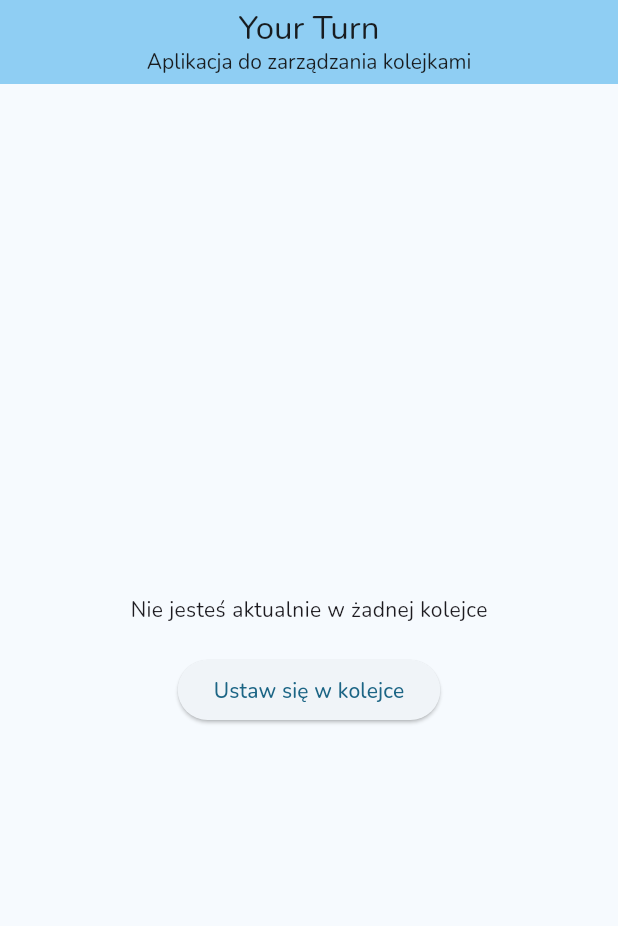
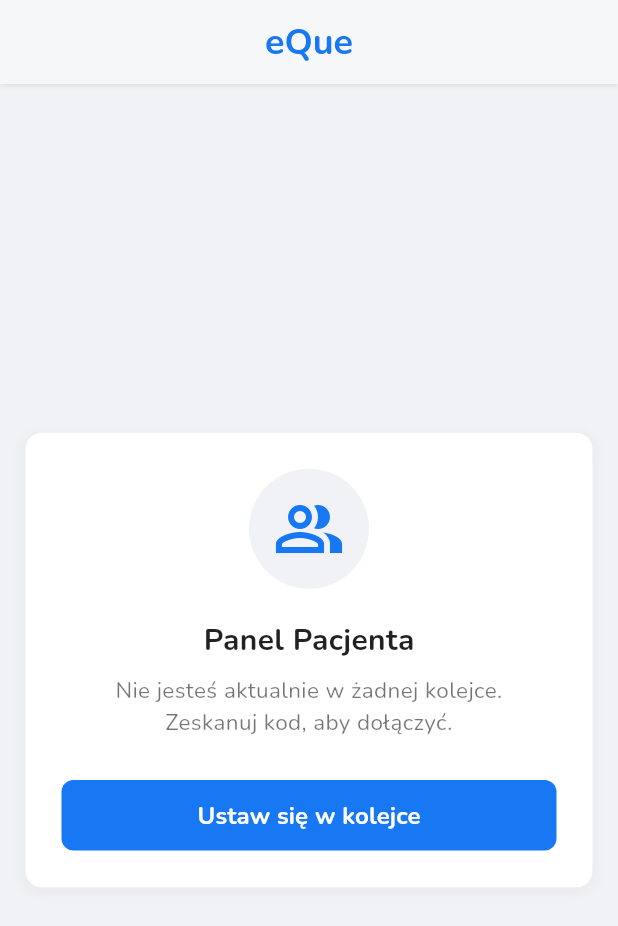
Before and after one commit to gregg1906/eQue, a Flutter app: the screen it shows after launch, on a phone screen of 412 x 824 dp. Shown: the top 926 px of the screen. Run offline on Flutter 3.47's test engine with Material 3 defaults, Android fonts, the light colour scheme and no system bars; our stand-ins replace camera, google_fonts.

Commit message:
dostosowanie wyglądu aplikacji mobilnej do webowej

```diff
--- a/mobile/lib/main.dart
+++ b/mobile/lib/main.dart
@@ -18,22 +18,70 @@ class MyApp extends StatelessWidget {
 
   @override
   Widget build(BuildContext context) {
+    // Definiujemy kolory z Twojego kodu webowego (Tailwind)
+    const primaryBlue = Color(0xFF1877F2); // Główny niebieski
+    const bgColor = Color(0xFFF0F2F5);     // Jasnoszare tło (FB style)
+
     return MaterialApp(
-      title: 'Your Turn',
+      title: 'eQue',
       theme: ThemeData(
+        scaffoldBackgroundColor: bgColor, // Tło całej aplikacji
         textTheme: GoogleFonts.nunitoTextTheme(Theme.of(context).textTheme),
-        colorScheme: ColorScheme.fromSeed(seedColor: Colors.lightBlueAccent),
+        colorScheme: ColorScheme.fromSeed(
+          seedColor: primaryBlue,
+          primary: primaryBlue,
         ),
-      home: MyHomePage(title: 'Your Turn', camera: camera),
+
+        // 1. Stylizacja paska górnego (biały z niebieskim tekstem)
+        appBarTheme: const AppBarTheme(
+          backgroundColor: Colors.white,
+          foregroundColor: Colors.black87,
+          elevation: 1,
+          shadowColor: Colors.black26,
+          centerTitle: true,
+        ),
+
+        // 2. Stylizacja głównych przycisków
+        elevatedButtonTheme: ElevatedButtonThemeData(
+          style: ElevatedButton.styleFrom(
+            backgroundColor: primaryBlue,
+            foregroundColor: Colors.white,
+            elevation: 0,
+            shape: RoundedRectangleBorder(
+              borderRadius: BorderRadius.circular(8), // rounded-md
+            ),
+            padding: const EdgeInsets.symmetric(horizontal: 20, vertical: 12),
+          ),
+        ),
+
+        // 3. Stylizacja przycisków pobocznych (np. Anuluj)
+        textButtonTheme: TextButtonThemeData(
+          style: TextButton.styleFrom(
+            foregroundColor: Colors.grey.shade700, // Ciemnoszary tekst
+            shape: RoundedRectangleBorder(
+              borderRadius: BorderRadius.circular(8),
+            ),
+          ),
+        ),
+
+        // 4. Stylizacja okienek (Dialogów)
+        dialogTheme: DialogThemeData(
+          backgroundColor: Colors.white,
+          shape: RoundedRectangleBorder(
+            borderRadius: BorderRadius.circular(12), // rounded-xl
+            side: BorderSide(color: Colors.grey.shade200), // border-gray-200
+          ),
+        ),
+      ),
+      home: MyHomePage(camera: camera),
     );
   }
 }
 
 class MyHomePage extends StatefulWidget {
-  final String title;
   final CameraDescription camera;
 
-  const MyHomePage({super.key, required this.title, required this.camera});
+  const MyHomePage({super.key, required this.camera});
 
   @override
   State<MyHomePage> createState() => _MyHomePageState();
@@ -45,27 +93,76 @@ class _MyHomePageState extends State<MyHomePage> {
   Widget build(BuildContext context) {
     return Scaffold(
       appBar: AppBar(
-        centerTitle: true,
-        backgroundColor: Theme.of(context).colorScheme.inversePrimary,
-        title: Column(
-          children: [
-            Text(widget.title),
-            const Text(
-              'Aplikacja do zarządzania kolejkami',
-              style: TextStyle(fontSize: 14),
-            )
-          ],
+        title: const Text(
+          'eQue',
+          style: TextStyle(
+            color: Color(0xFF1877F2), // Niebieski napis na białym tle
+            fontWeight: FontWeight.bold,
+            fontSize: 24,
+          ),
         ),
       ),
       body: Center(
+        child: Padding(
+          padding: const EdgeInsets.all(16.0),
+          // BIAŁA KARTA (Odpowiednik: bg-white p-6 shadow-sm border border-gray-200 rounded-xl z web)
+          child: Container(
+            width: double.infinity,
+            padding: const EdgeInsets.all(24),
+            decoration: BoxDecoration(
+              color: Colors.white,
+              borderRadius: BorderRadius.circular(12),
+              border: Border.all(color: Colors.grey.shade200),
+              boxShadow: [
+                BoxShadow(
+                  color: Colors.black.withValues(alpha: 0.04),
+                  blurRadius: 8,
+                  offset: const Offset(0, 2),
+                ),
+              ],
+            ),
             child: Column(
+              mainAxisSize: MainAxisSize.min, // Karta dopasowuje wysokość do zawartości
               mainAxisAlignment: MainAxisAlignment.center,
               children: [
-            const Text('Nie jesteś aktualnie w żadnej kolejce'),
+                // Ikonka dla ładniejszego wyglądu
+                Container(
+                  padding: const EdgeInsets.all(16),
+                  decoration: BoxDecoration(
+                    color: const Color(0xFFF0F2F5),
+                    borderRadius: BorderRadius.circular(50),
+                  ),
+                  child: const Icon(
+                    Icons.people_alt_outlined,
+                    size: 48,
+                    color: Color(0xFF1877F2),
+                  ),
+                ),
                 const SizedBox(height: 20),
-            ElevatedButton(
+
+                const Text(
+                  'Panel Pacjenta',
+                  style: TextStyle(
+                    fontSize: 20,
+                    fontWeight: FontWeight.bold,
+                    color: Colors.black87,
+                  ),
+                ),
+                const SizedBox(height: 8),
+                const Text(
+                  'Nie jesteś aktualnie w żadnej kolejce.\nZeskanuj kod, aby dołączyć.',
+                  textAlign: TextAlign.center,
+                  style: TextStyle(
+                    fontSize: 15,
+                    color: Colors.black54, // Odpowiednik text-gray-500
+                  ),
+                ),
+                const SizedBox(height: 28),
+
+                SizedBox(
+                  width: double.infinity, // Przycisk na całą szerokość karty
+                  child: ElevatedButton(
                     onPressed: () {
-                // Wywołujemy nasz własny widget okienka i przekazujemy mu aparat!
                       showDialog(
                         context: context,
                         builder: (BuildContext context) {
@@ -73,9 +170,15 @@ class _MyHomePageState extends State<MyHomePage> {
                         },
                       );
                     },
-              child: const Text('Ustaw się w kolejce'),
+                    child: const Text(
+                      'Ustaw się w kolejce',
+                      style: TextStyle(fontSize: 16, fontWeight: FontWeight.bold),
+                    ),
+                  ),
                 )
               ],
+            ),
+          ),
         ),
       ),
     );
@@ -83,7 +186,7 @@ class _MyHomePageState extends State<MyHomePage> {
 }
 
 // ============================================================
-// NASZE WŁASNE OKIENKO ZE SKANEREM (StatefulWidget)
+// NASZE WŁASNE OKIENKO ZE SKANEREM
 // ============================================================
 class SkanerDialog extends StatefulWidget {
   final CameraDescription camera;
@@ -102,34 +205,37 @@ class _SkanerDialogState extends State<SkanerDialog> {
     super.initState();
     _controller = CameraController(
       widget.camera,
-      ResolutionPreset.medium, // Średnia jakość w zupełności wystarczy do kodów QR
+      ResolutionPreset.medium,
     );
     _initializeControllerFuture = _controller.initialize();
   }
 
-  // To najważniejsza funkcja! Kiedy użytkownik zamyka okienko (klika "Anuluj" lub tło),
-  // aparat jest bezpiecznie wyłączany.
   @override
   void dispose() {
     _controller.dispose();
     super.dispose();
   }
 
-  void _qrTextCode(BuildContext context){
-  final TextEditingController codeController = TextEditingController();
-  Navigator.of(context).pop();
+  void _pokazOkienkoReczne(BuildContext glownyContext) {
+    final TextEditingController kodController = TextEditingController();
+
+    Navigator.of(glownyContext).pop();
+
     showDialog(
-      context: context,
+      context: glownyContext,
       builder: (BuildContext context) {
         return AlertDialog(
-          title: const Text('Wprowadź kod ręcznie'),
+          title: const Text('Wprowadź kod ręcznie', style: TextStyle(fontWeight: FontWeight.bold)),
           content: TextField(
-            controller: codeController, // Tutaj podpinamy nasz kontroler
+            controller: kodController,
             decoration: InputDecoration(
-              hintText: 'Wpisz swój kod...',
-              prefixIcon: const Icon(Icons.keyboard),
+              hintText: 'Wpisz kod np. A12...',
+              prefixIcon: const Icon(Icons.keyboard, color: Colors.grey),
+              filled: true,
+              fillColor: const Color(0xFFF0F2F5), // Tło pola tekstowego pod styl webowy
               border: OutlineInputBorder(
-                borderRadius: BorderRadius.circular(12),
+                borderRadius: BorderRadius.circular(8),
+                borderSide: BorderSide.none, // Ukrywamy czarną ramkę, zostawiamy tło
               ),
             ),
           ),
@@ -142,8 +248,6 @@ class _SkanerDialogState extends State<SkanerDialog> {
             ),
             ElevatedButton(
               onPressed: () {
-                final String wpisanyKod =codeController.text;
-                print('Użytkownik wpisał kod: $wpisanyKod');
                 Navigator.of(context).pop();
               },
               child: const Text('Zatwierdź'),
@@ -157,22 +261,18 @@ class _SkanerDialogState extends State<SkanerDialog> {
   @override
   Widget build(BuildContext context) {
     return AlertDialog(
-      title: const Text('Zeskanuj kod QR', textAlign: TextAlign.center),
-      // Używamy SizedBox, żeby ograniczyć wielkość aparatu w okienku
+      title: const Text('Zeskanuj kod QR', textAlign: TextAlign.center, style: TextStyle(fontWeight: FontWeight.bold)),
       content: SizedBox(
         width: 300,
         height: 300,
-        // ClipRRect zaokrągla rogi naszego aparatu, żeby wyglądał elegancko
         child: ClipRRect(
-          borderRadius: BorderRadius.circular(12),
+          borderRadius: BorderRadius.circular(8), // Zmniejszone zaokrąglenie aparatu
           child: FutureBuilder<void>(
             future: _initializeControllerFuture,
             builder: (context, snapshot) {
               if (snapshot.connectionState == ConnectionState.done) {
-                // Jeśli gotowe - pokazujemy podgląd
                 return CameraPreview(_controller);
               } else {
-                // Kręciołek podczas włączania aparatu
                 return const Center(child: CircularProgressIndicator());
               }
             },
@@ -182,12 +282,12 @@ class _SkanerDialogState extends State<SkanerDialog> {
       actions: [
         TextButton(
           onPressed: () {
-            _qrTextCode(context);
+            _pokazOkienkoReczne(context);
           },
-          child: const Text('Dodaj kod ręcznie'),
+          child: const Text('Dodaj ręcznie', style: TextStyle(fontWeight: FontWeight.w600)),
         ),
         TextButton(
-          onPressed: (){
+          onPressed: () {
             Navigator.of(context).pop();
           },
           child: const Text('Anuluj'),
```
Also changed, not shown: 1 other file. Lines whose indentation alone changed are shown as unchanged.
